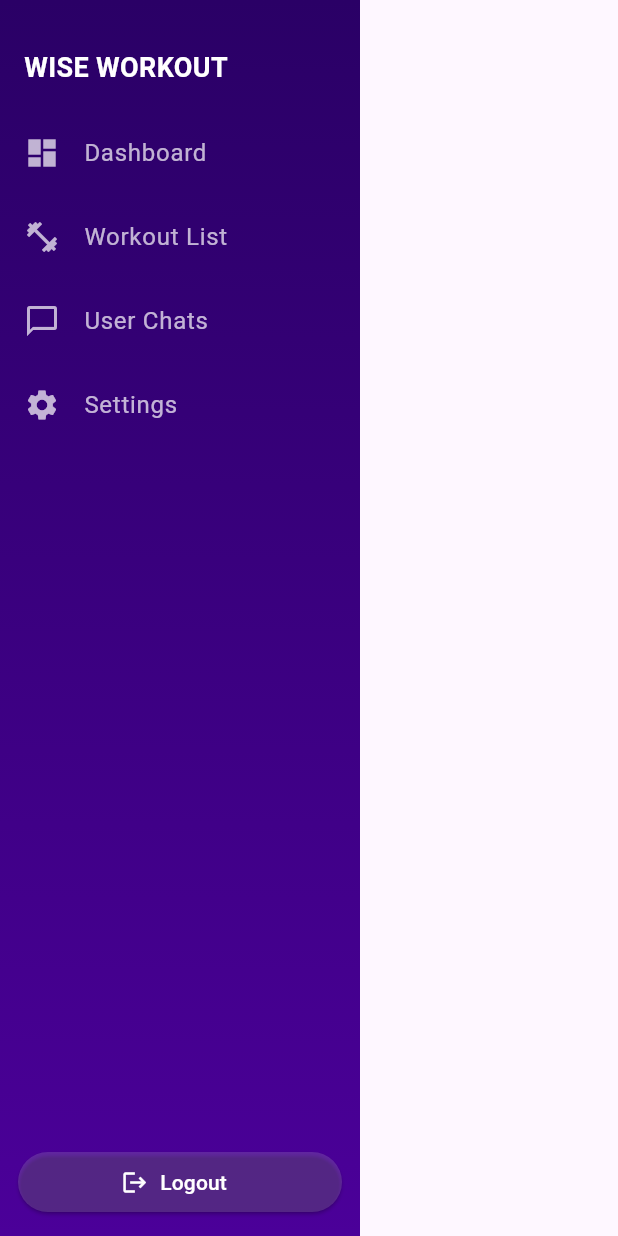
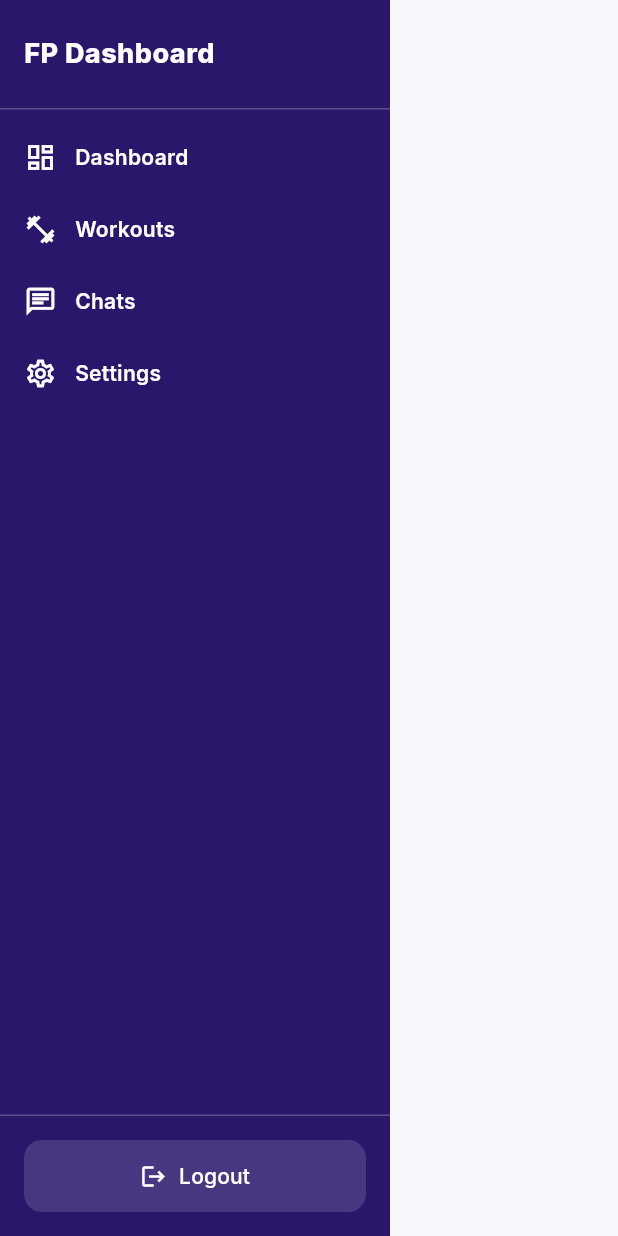
Before and after one commit to yier3an/2025_Q3_FYP, a Flutter app: the SideNav widget shown alone on an empty page, opened directly with empty values, on a phone screen of 412 x 824 dp. Run offline on Flutter 3.47's test engine with Material 3 defaults, Android fonts, the phone set to English and light mode, and no system bars; our stand-ins replace fl_chart, go_router, google_fonts.

Commit message:
Fitness Professional changes
- Styling and Theme

```diff
--- a/prototypeProgram/Fitness Professional/Wise_Workout_Fitness_Professional/lib/main.dart
+++ b/prototypeProgram/Fitness Professional/Wise_Workout_Fitness_Professional/lib/main.dart
@@ -7,6 +7,7 @@ import 'src/pages/workouts_page.dart';
 import 'src/pages/chat_list_page.dart';
 import 'src/pages/chat_page.dart';
 import 'src/pages/settings_page.dart';
+import 'src/theme/app_theme.dart';
 
 void main() {
   runApp(const WiseWorkoutApp());
@@ -35,7 +36,7 @@ class _WiseWorkoutAppState extends State<WiseWorkoutApp> {
     return MaterialApp(
       title: 'Wise Workout – Fitness Pro',
       debugShowCheckedModeBanner: false,
-      theme: _theme(),
+      theme: AppTheme.theme,
       // Simple routes
       routes: {
         '/': (_) => LoginPage(auth: auth),
--- a/prototypeProgram/Fitness Professional/Wise_Workout_Fitness_Professional/lib/src/layout/shell.dart
+++ b/prototypeProgram/Fitness Professional/Wise_Workout_Fitness_Professional/lib/src/layout/shell.dart
@@ -1,5 +1,6 @@
 import 'package:flutter/material.dart';
 import '../auth/auth_service_mock.dart';
+import '../theme/app_theme.dart'; //
 import 'side_nav.dart';
 
 class Shell extends StatelessWidget {
@@ -10,36 +11,32 @@ class Shell extends StatelessWidget {
   @override
   Widget build(BuildContext context) {
     if (!auth.isLoggedIn) {
-      // If user is not logged in, go back to login screen
       Future.microtask(() => Navigator.of(context).pushNamedAndRemoveUntil('/', (r) => false));
     }
 
     return Scaffold(
       body: Row(
+        crossAxisAlignment: CrossAxisAlignment.stretch,
         children: [
+          // Sidebar on the left
           SideNav(
-            onNavigate: (route) => Navigator.of(context).pushReplacementNamed(route),
+            onNavigate: (route) => Navigator.of(context).pushNamed(route),
             onLogout: () {
               auth.logout();
               Navigator.of(context).pushNamedAndRemoveUntil('/', (_) => false);
             },
           ),
+          // Content area with Admin gradient background
           Expanded(
             child: Container(
-              decoration: const BoxDecoration(
-                gradient: LinearGradient(
-                  begin: Alignment.topLeft,
-                  end: Alignment.bottomRight,
-                  colors: [Color(0xFF5B00E3), Color(0xFF8A2BE2)],
-                ),
-              ),
+              decoration: AppTheme.dashboardGradient, // ✅ Admin gradient
               child: SafeArea(
                 child: Center(
                   child: ConstrainedBox(
                     constraints: const BoxConstraints(maxWidth: 1200),
                     child: Padding(
                       padding: const EdgeInsets.all(24.0),
-                      child: child,
+                      child: child, // your pages (cards are white by theme)
                     ),
                   ),
                 ),
--- a/prototypeProgram/Fitness Professional/Wise_Workout_Fitness_Professional/lib/src/layout/side_nav.dart
+++ b/prototypeProgram/Fitness Professional/Wise_Workout_Fitness_Professional/lib/src/layout/side_nav.dart
@@ -1,4 +1,5 @@
 import 'package:flutter/material.dart';
+import '../theme/app_theme.dart';
 
 class SideNav extends StatelessWidget {
   final void Function(String route) onNavigate;
@@ -6,54 +7,98 @@ class SideNav extends StatelessWidget {
   const SideNav({super.key, required this.onNavigate, required this.onLogout});
 
   Widget _navItem(IconData icon, String title, String route, BuildContext ctx) {
-    final selected = ModalRoute.of(ctx)?.settings.name == route;
-    return ListTile(
-      leading: Icon(icon, color: selected ? Colors.white : Colors.white70),
-      title: Text(title, style: TextStyle(color: selected ? Colors.white : Colors.white70)),
-      selected: selected,
-      selectedTileColor: Colors.white.withOpacity(0.12),
+    final currentRoute = ModalRoute.of(ctx)?.settings.name;
+    final selected = currentRoute == route;
+
+    return InkWell(
       onTap: () => onNavigate(route),
+      child: Container(
+        height: 48,
+        padding: const EdgeInsets.symmetric(horizontal: 16),
+        decoration: BoxDecoration(
+          color: selected ? Colors.white.withOpacity(0.08) : Colors.transparent,
+          border: selected
+              ? const Border(left: BorderSide(color: Colors.white, width: 3))
+              : null,
+        ),
+        child: Row(
+          children: [
+            Icon(icon, color: Colors.white, size: 22),
+            const SizedBox(width: 12),
+            Text(
+              title,
+              style: TextStyle(
+                color: Colors.white,
+                fontWeight: selected ? FontWeight.w700 : FontWeight.w600,
+                letterSpacing: 0.2,
+              ),
+            ),
+          ],
+        ),
+      ),
     );
   }
 
   @override
   Widget build(BuildContext context) {
     return Container(
-      width: 240,
-      decoration: const BoxDecoration(
-        gradient: LinearGradient(
-          begin: Alignment.topCenter,
-          end: Alignment.bottomCenter,
-          colors: [Color(0xFF2A0066), Color(0xFF4B0099)],
+      width: 260, // ✅ Admin-like width
+      color: AppTheme.sidebarBg, // ✅ Admin sidebar bg
+      child: SafeArea(
+        bottom: false,
+        child: Column(
+          children: [
+            // Logo / Header
+            Container(
+              height: 72,
+              alignment: Alignment.centerLeft,
+              padding: const EdgeInsets.symmetric(horizontal: 16),
+              child: const Text(
+                'FP Dashboard',
+                style: TextStyle(
+                  color: Colors.white,
+                  fontWeight: FontWeight.w800,
+                  fontSize: 18,
+                  letterSpacing: 0.3,
                 ),
               ),
-      child: Column(
-        crossAxisAlignment: CrossAxisAlignment.stretch,
+            ),
+            const Divider(color: Colors.white24, height: 1),
+
+            // Nav items
+            Expanded(
+              child: ListView(
+                padding: const EdgeInsets.only(top: 8),
                 children: [
-          const SizedBox(height: 16),
-          const Padding(
-            padding: EdgeInsets.all(16.0),
-            child: Text('WISE WORKOUT', style: TextStyle(color: Colors.white, fontSize: 18, fontWeight: FontWeight.bold)),
+                  _navItem(Icons.dashboard_outlined, 'Dashboard', '/dash', context),
+                  _navItem(Icons.fitness_center_outlined, 'Workouts', '/workouts', context),
+                  _navItem(Icons.chat_outlined, 'Chats', '/chats', context),
+                  _navItem(Icons.settings_outlined, 'Settings', '/settings', context),
+                ],
               ),
-          _navItem(Icons.dashboard, 'Dashboard', '/dash', context),
-          _navItem(Icons.fitness_center, 'Workout List', '/workouts', context),
-          _navItem(Icons.chat_bubble_outline, 'User Chats', '/chats', context),
-          _navItem(Icons.settings, 'Settings', '/settings', context),
-          const Spacer(),
+            ),
+
+            const Divider(color: Colors.white24, height: 1),
             Padding(
-            padding: const EdgeInsets.all(12.0),
-            child: ElevatedButton.icon(
-              style: ElevatedButton.styleFrom(
-                backgroundColor: Colors.white.withOpacity(0.15),
-                foregroundColor: Colors.white,
-              ),
+              padding: const EdgeInsets.all(16),
+              child: SizedBox(
+                width: double.infinity,
+                child: FilledButton.icon(
                   onPressed: onLogout,
                   icon: const Icon(Icons.logout),
                   label: const Text('Logout'),
+                  style: FilledButton.styleFrom(
+                    backgroundColor: Colors.white.withOpacity(0.14),
+                    foregroundColor: Colors.white,
+                    padding: const EdgeInsets.symmetric(vertical: 14),
+                    shape: RoundedRectangleBorder(borderRadius: BorderRadius.circular(12)),
+                  ),
+                ),
               ),
             ),
           ],
         ),
+      ),
     );
   }
 }
--- /dev/null
+++ b/prototypeProgram/Fitness Professional/Wise_Workout_Fitness_Professional/lib/src/theme/app_theme.dart
@@ -0,0 +1,91 @@
+import 'package:flutter/material.dart';
+import 'package:google_fonts/google_fonts.dart';
+
+/// Admin Dashboard theme (ported) — styling only, no Firebase.
+/// Reuse this across the Fitness Professional app.
+class AppTheme {
+  // Brand colors (from Admin)
+  static const Color purpleDark = Color(0xFF3F0FFF);
+  static const Color purple = Color(0xFF7A3EF2);
+  static const Color purpleLight = Color(0xFFB18CFF);
+
+  // Sidebar background
+  static const Color sidebarBg = Color(0xFF2A166B);
+
+  // Light scaffold background
+  static const Color scaffoldBg = Color(0xFFF7F7FB);
+
+  // Core ThemeData
+  static ThemeData theme = ThemeData(
+    useMaterial3: true,
+    colorSchemeSeed: purple,
+    brightness: Brightness.light,
+    scaffoldBackgroundColor: scaffoldBg,
+    // Typography from Admin: Inter
+    textTheme: GoogleFonts.interTextTheme(),
+    pageTransitionsTheme: const PageTransitionsTheme(builders: {
+      TargetPlatform.android: ZoomPageTransitionsBuilder(),     // smooth scale+fade
+      TargetPlatform.iOS: CupertinoPageTransitionsBuilder(),    // native iOS slide
+      TargetPlatform.macOS: FadeUpwardsPageTransitionsBuilder(),
+      TargetPlatform.windows: FadeUpwardsPageTransitionsBuilder(),
+      TargetPlatform.linux: FadeUpwardsPageTransitionsBuilder(),
+      TargetPlatform.fuchsia: FadeUpwardsPageTransitionsBuilder(),
+    }),
+    // Clean app bar like Admin
+    appBarTheme: const AppBarTheme(
+      backgroundColor: Colors.white,
+      foregroundColor: Colors.black,
+      elevation: 0.5,
+    ),
+    // Example component themes
+    elevatedButtonTheme: ElevatedButtonThemeData(
+      style: ElevatedButton.styleFrom(
+        backgroundColor: purple,
+        foregroundColor: Colors.white,
+        padding: const EdgeInsets.symmetric(horizontal: 16, vertical: 14),
+        shape: RoundedRectangleBorder(borderRadius: BorderRadius.circular(12)),
+      ),
+    ),
+    filledButtonTheme: FilledButtonThemeData(
+      style: FilledButton.styleFrom(
+        backgroundColor: purple,
+        foregroundColor: Colors.white,
+        padding: const EdgeInsets.symmetric(horizontal: 16, vertical: 14),
+        shape: RoundedRectangleBorder(borderRadius: BorderRadius.circular(12)),
+      ),
+    ),
+    textButtonTheme: TextButtonThemeData(
+      style: TextButton.styleFrom(
+        foregroundColor: purpleDark,
+        padding: const EdgeInsets.symmetric(horizontal: 12, vertical: 10),
+      ),
+    ),
+    inputDecorationTheme: InputDecorationTheme(
+      filled: true,
+      fillColor: Colors.white,
+      contentPadding: const EdgeInsets.symmetric(horizontal: 14, vertical: 12),
+      border: OutlineInputBorder(borderRadius: BorderRadius.circular(12)),
+      enabledBorder: OutlineInputBorder(
+        borderRadius: BorderRadius.circular(12),
+        borderSide: BorderSide(color: Colors.grey.withOpacity(0.25)),
+      ),
+    ),
+    cardTheme: const CardThemeData(
+      color: Colors.white,
+      elevation: 0.5,
+      margin: EdgeInsets.zero,
+      shape: RoundedRectangleBorder(
+        borderRadius: BorderRadius.all(Radius.circular(16)),
+      ),
+    ),
+  );
+
+  // Admin dashboard gradient (outside ThemeData)
+  static const BoxDecoration dashboardGradient = BoxDecoration(
+    gradient: LinearGradient(
+      begin: Alignment.topRight,
+      end: Alignment.bottomLeft,
+      colors: [Color(0xFF7A3EF2), Color(0xFF3F0FFF)],
+    ),
+  );
+}
--- a/prototypeProgram/Fitness Professional/Wise_Workout_Fitness_Professional/lib/src/widgets/stat_card.dart
+++ b/prototypeProgram/Fitness Professional/Wise_Workout_Fitness_Professional/lib/src/widgets/stat_card.dart
@@ -1,12 +1,12 @@
 
 import 'package:flutter/material.dart';
-
+import '../theme/app_theme.dart';
 class StatCard extends StatelessWidget {
-  final String title;
-  final String value;
+  final String title; // label
+  final String value; // number
   final IconData icon;
-  final Color? background;
-  final bool square;
+  final Color? background; // optional tinted icon background
+  final bool square; // unused now, kept for API compatibility
   const StatCard({
     super.key,
     required this.title,
@@ -18,35 +18,33 @@ class StatCard extends StatelessWidget {
 
   @override
   Widget build(BuildContext context) {
-    final card = Container(
-      decoration: BoxDecoration(
-        color: background ?? Colors.white,
-        borderRadius: BorderRadius.circular(20),
-        boxShadow: const [BoxShadow(color: Colors.black12, blurRadius: 8, offset: Offset(0, 4))],
-      ),
-      padding: const EdgeInsets.all(16.0),
-      child: Row(
-        crossAxisAlignment: CrossAxisAlignment.center,
-        children: [
-          Icon(icon, size: 36),
-          const SizedBox(width: 12),
-          Expanded(
-            child: Column(
+    final color = background ?? AppTheme.purple.withOpacity(0.15);
+
+    return Card(
+      child: Padding(
+        padding: const EdgeInsets.all(16),
+        child: Row(
+          children: [
+            Container(
+              width: 44,
+              height: 44,
+              decoration: BoxDecoration(
+                color: color,
+                shape: BoxShape.circle,
+              ),
+              child: Icon(icon, color: AppTheme.purpleDark),
+            ),
+            const SizedBox(width: 12),
+            Column(
               crossAxisAlignment: CrossAxisAlignment.start,
               children: [
-                Text(title, style: const TextStyle(color: Colors.black87)),
-                const SizedBox(height: 2),
-                Text(value, style: const TextStyle(fontSize: 20, fontWeight: FontWeight.bold)),
+                Text(value, style: const TextStyle(fontSize: 18, fontWeight: FontWeight.w700)),
+                Text(title, style: TextStyle(color: Colors.grey[700])),
               ],
             ),
-          ),
-        ],
+          ],
+        ),
       ),
     );
-
-    if (square) {
-      return AspectRatio(aspectRatio: 1.7, child: card);
-    }
-    return card;
   }
 }
--- a/prototypeProgram/Fitness Professional/Wise_Workout_Fitness_Professional/pubspec.yaml
+++ b/prototypeProgram/Fitness Professional/Wise_Workout_Fitness_Professional/pubspec.yaml
@@ -9,7 +9,7 @@ environment:
 dependencies:
   flutter:
     sdk: flutter
-
+  google_fonts: ^6.2.1
 dev_dependencies:
   flutter_test:
     sdk: flutter
--- a/prototypeProgram/Wise Workout Application/Wise-Workout/lib/pages/login_page.dart
+++ b/prototypeProgram/Wise Workout Application/Wise-Workout/lib/pages/login_page.dart
@@ -31,7 +31,7 @@ class _LoginPageState extends State<LoginPage> {
               child: Column(
                 mainAxisSize: MainAxisSize.min,
                 children: [
-                  const Text('Wise Workout (Mock)', style: TextStyle(fontSize: 22, fontWeight: FontWeight.bold)),
+                  const Text('Wise Workout Prototype', style: TextStyle(fontSize: 22, fontWeight: FontWeight.bold)),
                   const SizedBox(height: 16),
                   TextField(controller: _email, decoration: const InputDecoration(labelText: 'Email')),
                   const SizedBox(height: 8),
```
Also changed, not shown: prototypeProgram/Fitness Professional/Wise_Workout_Fitness_Professional/pubspec.lock, 2 other files. Lines whose indentation alone changed are shown as unchanged.
